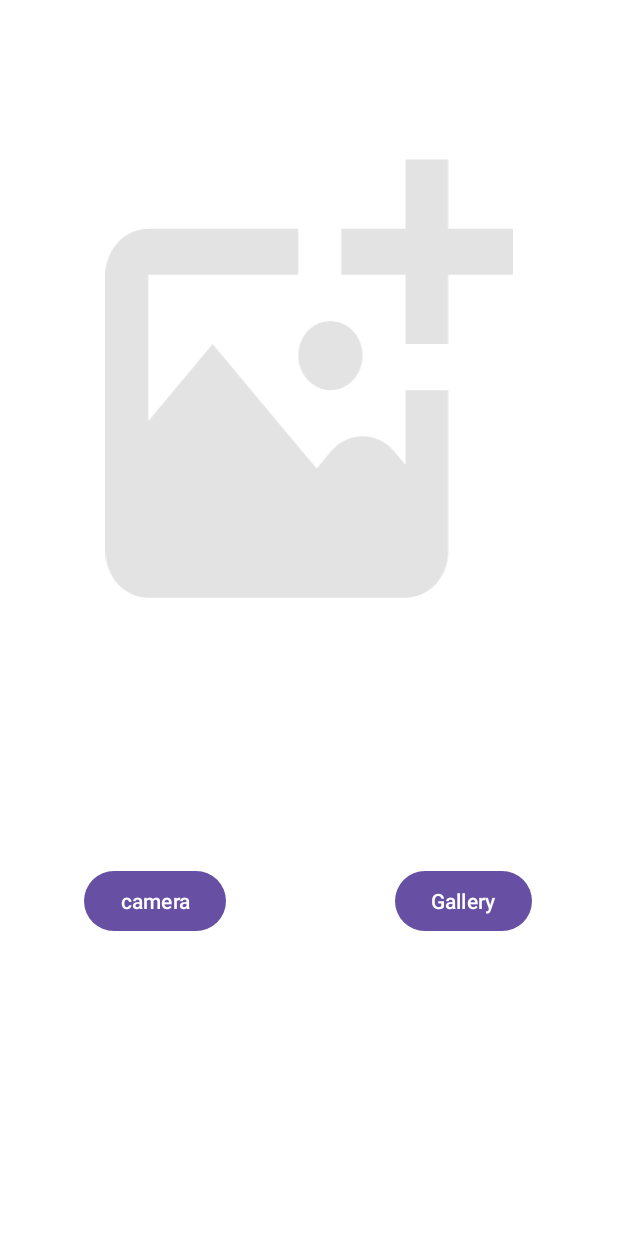
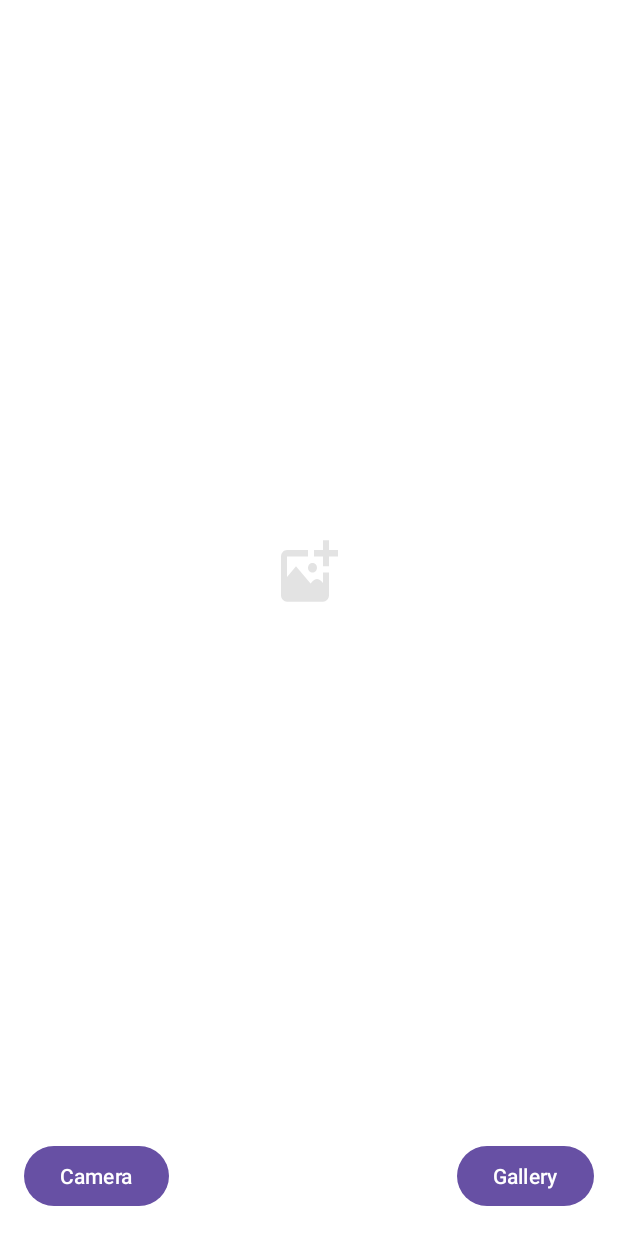
Before and after one commit to arjunkalliyel/Camera, an Android app: the screen it shows after launch (MainActivity), after a tap on "Gallery", on a phone screen of 412 x 824 dp. Run offline under Robolectric (Android 15) with nearby library versions, the phone set to English and light mode, and no system bars; Roboto replaces fonts that are not available here.

Commit message:
Splash screen & Main screen updation

```diff
--- a/app/build.gradle
+++ b/app/build.gradle
@@ -32,6 +32,7 @@ android {
     }
     buildFeatures{
         viewBinding true
+        buildConfig = true
     }
 }
 
@@ -45,9 +46,4 @@ dependencies {
     androidTestImplementation 'androidx.test.ext:junit:1.1.5'
     androidTestImplementation 'androidx.test.espresso:espresso-core:3.5.1'
 
-    //user permission
-    implementation 'com.karumi:dexter:6.2.2'
-
-    //coil
-    implementation("io.coil-kt:coil:1.1.1")
 }
--- a/app/src/main/java/com/example/camera/MainActivity.kt
+++ b/app/src/main/java/com/example/camera/MainActivity.kt
@@ -1,170 +1,126 @@
 package com.example.camera
 
-import android.app.Activity
-import android.content.ActivityNotFoundException
-import android.content.Intent
-import android.graphics.Bitmap
-import android.graphics.Color
+import android.Manifest
 import android.net.Uri
+import android.os.Bundle
+import android.os.Environment
+import android.util.Log
+import android.widget.Toast
+import androidx.activity.result.contract.ActivityResultContracts
+import androidx.appcompat.app.AlertDialog
 import androidx.appcompat.app.AppCompatActivity
-import android.os.Bundle
-import android.provider.MediaStore
-import android.provider.Settings
-import android.widget.Toast
-import androidx.appcompat.app.AlertDialog
-import coil.load
-import coil.transform.CircleCropTransformation
+import androidx.core.content.FileProvider
 import com.example.camera.databinding.ActivityMainBinding
-import com.karumi.dexter.Dexter
-import com.karumi.dexter.MultiplePermissionsReport
-import com.karumi.dexter.PermissionToken
-import com.karumi.dexter.listener.PermissionDeniedResponse
-import com.karumi.dexter.listener.PermissionGrantedResponse
-import com.karumi.dexter.listener.PermissionRequest
-import com.karumi.dexter.listener.multi.MultiplePermissionsListener
-import com.karumi.dexter.listener.single.PermissionListener
+import java.io.File
+import java.text.SimpleDateFormat
+import java.util.Date
+import java.util.Locale
 
 class MainActivity : AppCompatActivity() {
 
     private lateinit var binding: ActivityMainBinding
-    private val CAMERA_REQUEST_CODE = 1
-    private val GALLERY_REQUEST_CODE = 2
+    private var photoUri: Uri? = null
+
     override fun onCreate(savedInstanceState: Bundle?) {
         super.onCreate(savedInstanceState)
-        binding=ActivityMainBinding.inflate(layoutInflater)
+        binding = ActivityMainBinding.inflate(layoutInflater)
         setContentView(binding.root)
-
+        rePermissions()
         binding.btnCamera.setOnClickListener {
-            cameraCheckPermission()
+            openCamera()
         }
         binding.btnGallery.setOnClickListener {
-            galleryCheckPermission()
+            openGallery()
         }
-        binding.imageView.setOnClickListener{
+        binding.imageView.setOnClickListener {
             val pictureDialog = AlertDialog.Builder(this)
             pictureDialog.setTitle("Select Action")
-            val pictureDialogItem = arrayOf("Select photo from Gallery", "Capture photo from Camera")
-            pictureDialog.setItems(pictureDialogItem){ dialog, which ->
-                when (which){
-                    0 -> gallery()
-                    1 -> camera()
+            val pictureDialogItem =
+                arrayOf("Select photo from Gallery", "Capture photo from Camera")
+            pictureDialog.setItems(pictureDialogItem) { dialog, which ->
+                when (which) {
+                    0 -> openGallery()
+                    1 -> openCamera()
                 }
             }
             pictureDialog.show()
         }
-    }
-    private fun galleryCheckPermission() {
-        Dexter.withContext(this).withPermission(
-            android.Manifest.permission.READ_EXTERNAL_STORAGE
-        ).withListener(object : PermissionListener {
-            override fun onPermissionGranted(p0: PermissionGrantedResponse?) {
-                gallery()
-            }
 
-            override fun onPermissionDenied(p0: PermissionDeniedResponse?) {
-                Toast.makeText(
-                    this@MainActivity,
-                    "You have denied the storage permission to select image",
-                    Toast.LENGTH_SHORT
-                ).show()
-                showRotationalDialogForPermission()
-            }
-
-            override fun onPermissionRationaleShouldBeShown(
-                p0: PermissionRequest?, p1: PermissionToken?) {
-                showRotationalDialogForPermission()
-            }
-        }).onSameThread().check()
     }
 
-    private fun gallery() {
-        val intent = Intent(Intent.ACTION_PICK)
-        intent.type = "image/*"
-        startActivityForResult(intent, GALLERY_REQUEST_CODE)
+    private val getContent =
+        registerForActivityResult(ActivityResultContracts.GetContent()) { uri: Uri? ->
+            // handle the result here
+            if (uri != null) {
+                displayImage(uri)
+            }
+            Log.e("image", "image is $uri")
+        }
+
+    private fun openGallery() {
+        getContent.launch("image/*")
     }
-    private fun cameraCheckPermission() {
-        Dexter.withContext(this)
-            .withPermissions(
-                android.Manifest.permission.READ_EXTERNAL_STORAGE,
-                android.Manifest.permission.CAMERA).withListener(
 
-                object : MultiplePermissionsListener {
-                    override fun onPermissionsChecked(report: MultiplePermissionsReport?) {
-                        report?.let {
+    private val takePicture =
+        registerForActivityResult(ActivityResultContracts.TakePicture()) { isSuccess: Boolean ->
+            if (isSuccess) {
+                photoUri?.let { displayImage(it) }
+                // handle the successful result here
+            } else {
+                // handle the failed result here
+                Toast.makeText(this, "Capture Failed", Toast.LENGTH_SHORT).show()
+            }
+        }
 
-                            if (report.areAllPermissionsGranted()) {
-                                camera()
-                            }
+    private fun displayImage(image: Uri) {
+        binding.imageView.setImageURI(image)
+    }
 
-                        }
-                    }
+    private fun openCamera() {
+        photoUri = getOutputMediaFileUri()
+        takePicture.launch(photoUri)
+    }
 
-                    override fun onPermissionRationaleShouldBeShown(
-                        p0: MutableList<PermissionRequest>?,
-                        p1: PermissionToken?) {
-                        showRotationalDialogForPermission()
-                    }
+    private fun getOutputMediaFileUri(): Uri {
+        val mediaStorageDir = File(
+            Environment.getExternalStoragePublicDirectory(Environment.DIRECTORY_PICTURES),
+            "Camera Pro"
+        )
+        if (!mediaStorageDir.exists()) {
+            mediaStorageDir.mkdirs()
+        }
+        val timeStamp = SimpleDateFormat("yyyyMMdd_HHmmss", Locale.getDefault()).format(Date())
+        val mediaFile = File(mediaStorageDir.path + File.separator + "IMG_" + timeStamp + ".jpg")
+        return FileProvider.getUriForFile(
+            this,
+            "${BuildConfig.APPLICATION_ID}.provider",
+            mediaFile
+        )
+    }
+
+    private fun rePermissions() {
+        val permissionRequest = registerForActivityResult(
+            ActivityResultContracts.RequestMultiplePermissions()
+        ) { permissions ->
+            when {
+                permissions.getOrDefault(Manifest.permission.READ_EXTERNAL_STORAGE, false) -> {
 
                 }
-            ).onSameThread().check()
 
-    }
-    private fun camera() {
-        val intent = Intent(MediaStore.ACTION_IMAGE_CAPTURE)
-        startActivityForResult(intent, CAMERA_REQUEST_CODE)
-    }
-    private fun showRotationalDialogForPermission() {
-        AlertDialog.Builder(this)
-            .setMessage("It looks like you have turned off permissions"
-                    + "required for this feature. It can be enable under App settings!!!")
+                permissions.getOrDefault(Manifest.permission.CAMERA, false) -> {
 
-            .setPositiveButton("Go TO SETTINGS") { _, _ ->
-
-                try {
-                    val intent = Intent(Settings.ACTION_APPLICATION_DETAILS_SETTINGS)
-                    val uri = Uri.fromParts("package", packageName, null)
-                    intent.data = uri
-                    startActivity(intent)
-
-                } catch (e: ActivityNotFoundException) {
-                    e.printStackTrace()
-                }
-            }
-
-            .setNegativeButton("CANCEL") { dialog, _ ->
-                dialog.dismiss()
-            }.show()
-    }
-
-    override fun onActivityResult(requestCode: Int, resultCode: Int, data: Intent?) {
-        super.onActivityResult(requestCode, resultCode, data)
-
-        if (resultCode == Activity.RESULT_OK) {
-
-            when (requestCode) {
-
-                CAMERA_REQUEST_CODE -> {
-
-                    val bitmap = data?.extras?.get("data") as Bitmap
-
-                    //we are using coroutine image loader (coil)
-                    binding.imageView.load(bitmap) {
-                        crossfade(true)
-                        crossfade(1000)
-                    }
                 }
 
-                GALLERY_REQUEST_CODE -> {
-
-                    binding.imageView.load(data?.data) {
-                        crossfade(true)
-                        crossfade(1000)
-                    }
+                else -> {
 
                 }
             }
-
         }
-
+        permissionRequest.launch(
+            arrayOf(
+                Manifest.permission.READ_EXTERNAL_STORAGE,
+                Manifest.permission.CAMERA
+            )
+        )
     }
 }
--- a/app/src/main/res/drawable/ic_add_img.xml
+++ b/app/src/main/res/drawable/ic_add_img.xml
@@ -5,6 +5,6 @@
     android:viewportHeight="42">
     <path
         android:pathData="M38,7.348V11.652H32V18.109H28V11.652H22V7.348H28V0.891H32V7.348H38ZM21,22.413C21.796,22.413 22.559,22.072 23.122,21.466C23.684,20.861 24,20.039 24,19.183C24,18.326 23.683,17.505 23.12,16.899C22.557,16.294 21.794,15.954 20.998,15.954C20.604,15.955 20.214,16.038 19.85,16.201C19.486,16.363 19.155,16.601 18.876,16.901C18.598,17.201 18.377,17.557 18.226,17.949C18.075,18.341 17.998,18.761 17.998,19.185C17.998,19.609 18.076,20.029 18.227,20.421C18.378,20.812 18.599,21.168 18.878,21.468C19.156,21.768 19.487,22.006 19.851,22.168C20.216,22.33 20.606,22.413 21,22.413ZM28,29.373L26.974,28.146C26.599,27.697 26.14,27.337 25.627,27.091C25.115,26.845 24.559,26.718 23.998,26.718C23.437,26.718 22.882,26.845 22.369,27.091C21.856,27.337 21.397,27.697 21.022,28.146L19.71,29.72L10,18.109L4,25.282V11.652H18V7.348H4C2.939,7.348 1.922,7.801 1.172,8.609C0.421,9.416 0,10.511 0,11.652V37.478C0,38.62 0.421,39.715 1.172,40.522C1.922,41.329 2.939,41.783 4,41.783H28C29.061,41.783 30.078,41.329 30.828,40.522C31.579,39.715 32,38.62 32,37.478V22.413H28V29.373Z"
-        android:fillColor="#000000"
+        android:fillColor="@color/text_color"
         android:fillAlpha="0.11"/>
 </vector>
--- a/app/src/main/res/layout/activity_main.xml
+++ b/app/src/main/res/layout/activity_main.xml
@@ -7,45 +7,33 @@
     android:background="@color/cam_bg_color"
     tools:context=".MainActivity">
 
-    <androidx.constraintlayout.widget.Guideline
-        android:id="@+id/guideline2"
+    <ImageView
+        android:id="@+id/imageView"
         android:layout_width="wrap_content"
         android:layout_height="wrap_content"
-        android:orientation="horizontal"
-        app:layout_constraintGuide_percent="0.7" />
-
-    <androidx.constraintlayout.widget.Guideline
-        android:id="@+id/guideline3"
-        android:layout_width="wrap_content"
-        android:layout_height="wrap_content"
-        android:orientation="vertical"
-        app:layout_constraintGuide_percent="0.5" />
-
-    <ImageView
-        android:id="@+id/imageView"
-        android:layout_width="300dp"
-        android:layout_height="300dp"
-        android:layout_marginTop="100dp"
+        android:src="@drawable/ic_add_img"
+        app:layout_constraintBottom_toTopOf="@+id/btnCamera"
         app:layout_constraintEnd_toEndOf="parent"
         app:layout_constraintStart_toStartOf="parent"
-        app:layout_constraintTop_toTopOf="parent"
-        android:src="@drawable/ic_add_img" />
+        app:layout_constraintTop_toTopOf="parent" />
 
     <Button
         android:id="@+id/btnCamera"
         android:layout_width="wrap_content"
         android:layout_height="wrap_content"
-        android:text="camera"
-        app:layout_constraintEnd_toStartOf="@+id/guideline3"
-        app:layout_constraintStart_toStartOf="parent"
-        app:layout_constraintTop_toTopOf="@+id/guideline2" />
+        android:layout_marginStart="16dp"
+        android:layout_marginBottom="16dp"
+        android:text="Camera"
+        app:layout_constraintBottom_toBottomOf="parent"
+        app:layout_constraintStart_toStartOf="parent" />
 
     <Button
         android:id="@+id/btnGallery"
         android:layout_width="wrap_content"
         android:layout_height="wrap_content"
+        android:layout_marginEnd="16dp"
+        android:layout_marginBottom="16dp"
         android:text="Gallery"
-        app:layout_constraintEnd_toEndOf="parent"
-        app:layout_constraintStart_toStartOf="@+id/guideline3"
-        app:layout_constraintTop_toTopOf="@+id/guideline2" />
+        app:layout_constraintBottom_toBottomOf="parent"
+        app:layout_constraintEnd_toEndOf="parent" />
 </androidx.constraintlayout.widget.ConstraintLayout>
--- /dev/null
+++ b/app/src/main/res/xml/provider_paths.xml
@@ -0,0 +1,6 @@
+<?xml version="1.0" encoding="utf-8"?>
+<paths xmlns:android="http://schemas.android.com/apk/res/android">
+    <external-path
+        name="external_files"
+        path="." />
+</paths>
--- a/gradle.properties
+++ b/gradle.properties
@@ -21,3 +21,4 @@ kotlin.code.style=official
 # resources declared in the library itself and none from the library's dependencies,
 # thereby reducing the size of the R class for that library
 android.nonTransitiveRClass=true
+android.defaults.buildfeatures.buildconfig=true
```
Also changed, not shown: app/src/main/AndroidManifest.xml (+10 -0 lines).
